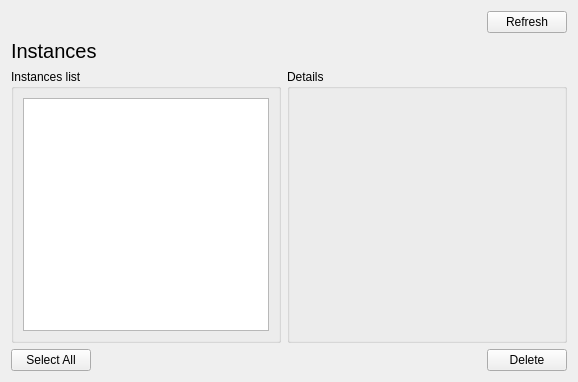
Above: res/gui/instances_view.ui from krypty/CleanCloud before the change. Below: the same form after it.
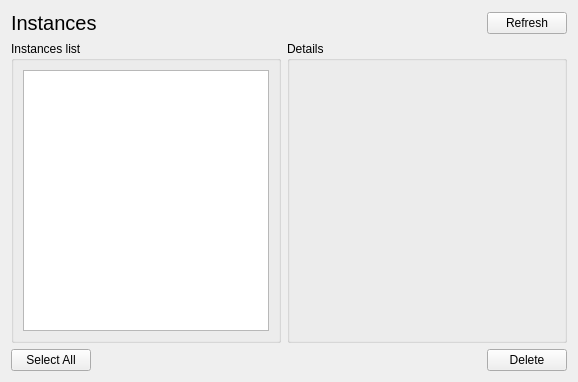
That is the form after the change. Icons and pictures are not drawn.

Commit message: add icons in views

```diff
--- a/res/gui/instances_view.ui
+++ b/res/gui/instances_view.ui
@@ -15,7 +15,19 @@
   </property>
   <layout class="QVBoxLayout" name="verticalLayout">
    <item>
-    <layout class="QHBoxLayout" name="horizontalLayout_2">
+    <layout class="QHBoxLayout" name="horizontalLayout_3">
+     <item>
+      <widget class="QLabel" name="lbl_title">
+       <property name="font">
+        <font>
+         <pointsize>15</pointsize>
+        </font>
+       </property>
+       <property name="text">
+        <string>Instances</string>
+       </property>
+      </widget>
+     </item>
      <item>
       <spacer name="horizontalSpacer">
        <property name="orientation">
@@ -38,18 +50,6 @@
      </item>
     </layout>
    </item>
-   <item>
-    <widget class="QLabel" name="lbl_title">
-     <property name="font">
-      <font>
-       <pointsize>15</pointsize>
-      </font>
-     </property>
-     <property name="text">
-      <string>Instances</string>
-     </property>
-    </widget>
-   </item>
    <item>
     <layout class="QGridLayout" name="gridLayout" rowstretch="1" columnstretch="1,1">
      <property name="sizeConstraint">
@@ -103,7 +103,7 @@
              <x>0</x>
              <y>0</y>
              <width>252</width>
-             <height>212</height>
+             <height>244</height>
             </rect>
            </property>
            <property name="autoFillBackground">
```
Left out of the diff: 9 changed lines with no effect on the pictures. The commit also changes 3 other files.
